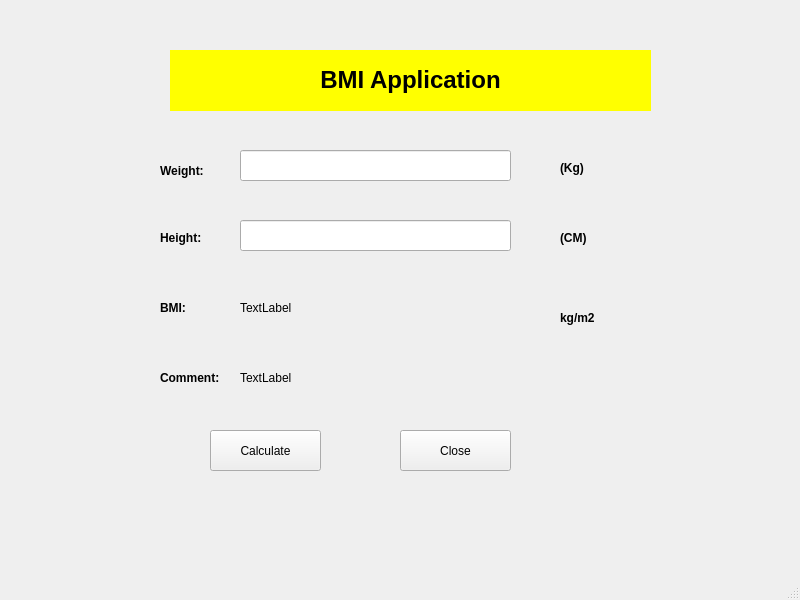
huongthu495/tdlt-uel-bmi, file MainWindow.ui: the form before one commit.
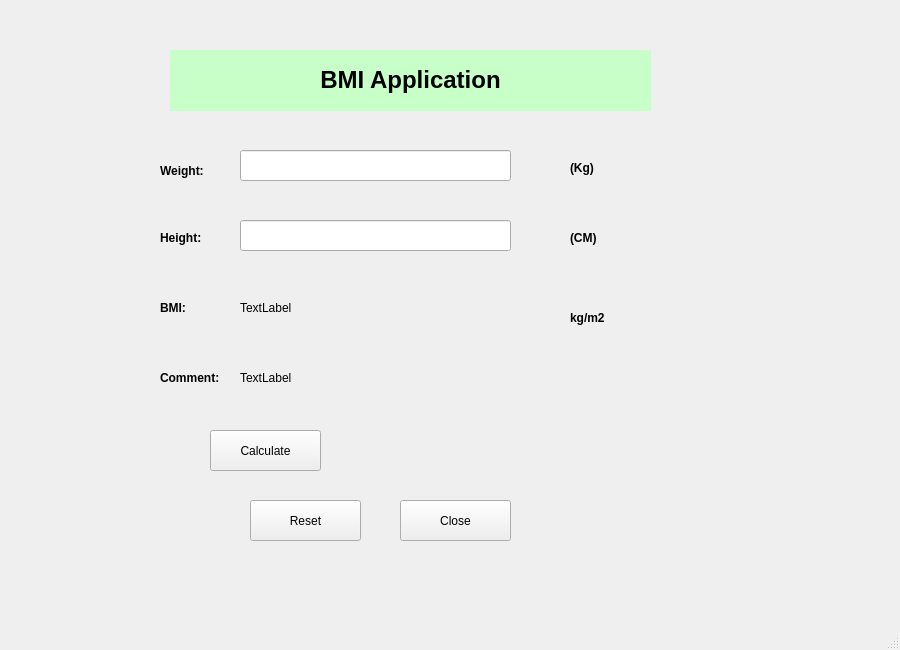
The form after the commit. Icons and pictures are not drawn.

Commit message: sv_a|UI for project BMI

The edit to the form file:
```diff
--- a/MainWindow.ui
+++ b/MainWindow.ui
@@ -6,8 +6,8 @@
    <rect>
     <x>0</x>
     <y>0</y>
-    <width>800</width>
-    <height>600</height>
+    <width>900</width> <!-- Tăng kích thước cửa sổ -->
+    <height>650</height>
    </rect>
   </property>
   <property name="windowTitle">
@@ -17,7 +17,7 @@
    <widget class="QLabel" name="label_6">
     <property name="geometry">
      <rect>
-      <x>560</x>
+      <x>570</x>
       <y>230</y>
       <width>55</width>
       <height>16</height>
@@ -37,7 +37,7 @@
     <property name="geometry">
      <rect>
       <x>400</x>
-      <y>430</y>
+      <y>500</y> <!-- Thay đổi vị trí nút Close -->
       <width>111</width>
       <height>41</height>
      </rect>
@@ -50,6 +50,24 @@
       <normaloff>../LearnQPushButton/images/8664836_id_card_icon.png</normaloff>../LearnQPushButton/images/8664836_id_card_icon.png</iconset>
     </property>
    </widget>
+   <widget class="QPushButton" name="pushButtonReset">
+    <!-- Nút mới để Reset giá trị các trường -->
+    <property name="geometry">
+     <rect>
+      <x>250</x>
+      <y>500</y>
+      <width>111</width>
+      <height>41</height>
+     </rect>
+    </property>
+    <property name="text">
+     <string>Reset</string>
+    </property>
+    <property name="icon">
+     <iconset>
+      <normaloff>../LearnQPushButton/images/reset_icon.png</normaloff>../LearnQPushButton/images/reset_icon.png</iconset>
+    </property>
+   </widget>
    <widget class="QLabel" name="label_8">
     <property name="geometry">
      <rect>
@@ -72,7 +90,7 @@
    <widget class="QLabel" name="label">
     <property name="geometry">
      <rect>
-      <x>560</x>
+      <x>570</x>
       <y>160</y>
       <width>55</width>
       <height>16</height>
@@ -120,7 +138,7 @@
    <widget class="QLabel" name="label_7">
     <property name="geometry">
      <rect>
-      <x>560</x>
+      <x>570</x>
       <y>310</y>
       <width>55</width>
       <height>16</height>
@@ -163,7 +181,7 @@
      </rect>
     </property>
     <property name="styleSheet">
-     <string notr="true">background-color: rgb(255, 255, 0);</string>
+     <string notr="true">background-color: rgb(200, 255, 200);</string>
     </property>
     <property name="text">
      <string>&lt;html&gt;&lt;head/&gt;&lt;body&gt;&lt;p align=&quot;center&quot;&gt;&lt;span style=&quot; font-size:18pt; font-weight:600;&quot;&gt;BMI Application&lt;/span&gt;&lt;/p&gt;&lt;/body&gt;&lt;/html&gt;</string>
```
Left out of the diff: 4 changed lines with no effect on the pictures.
